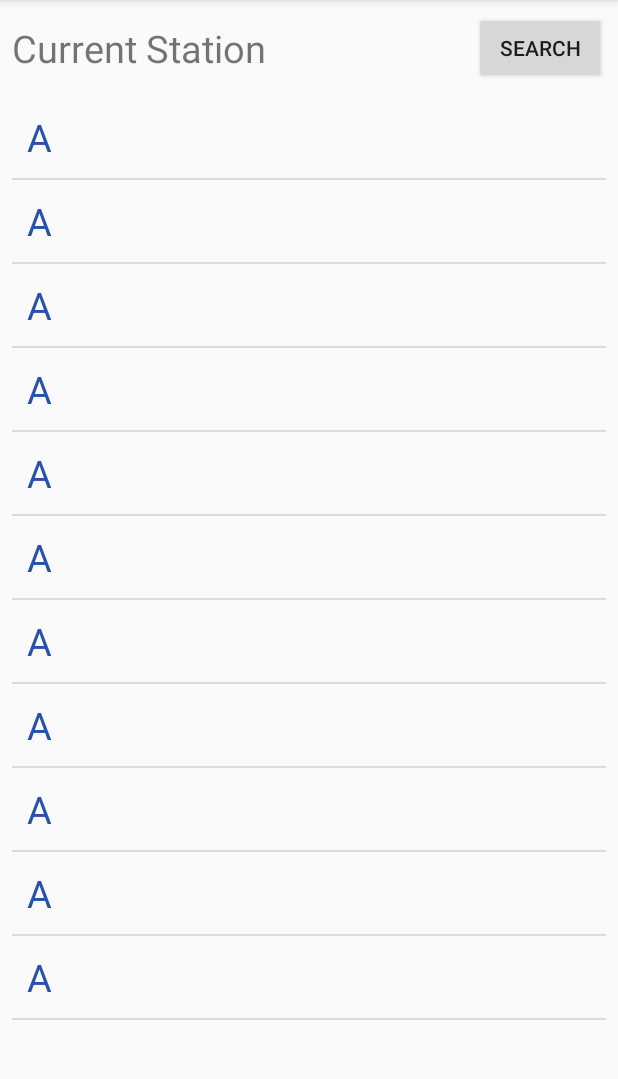
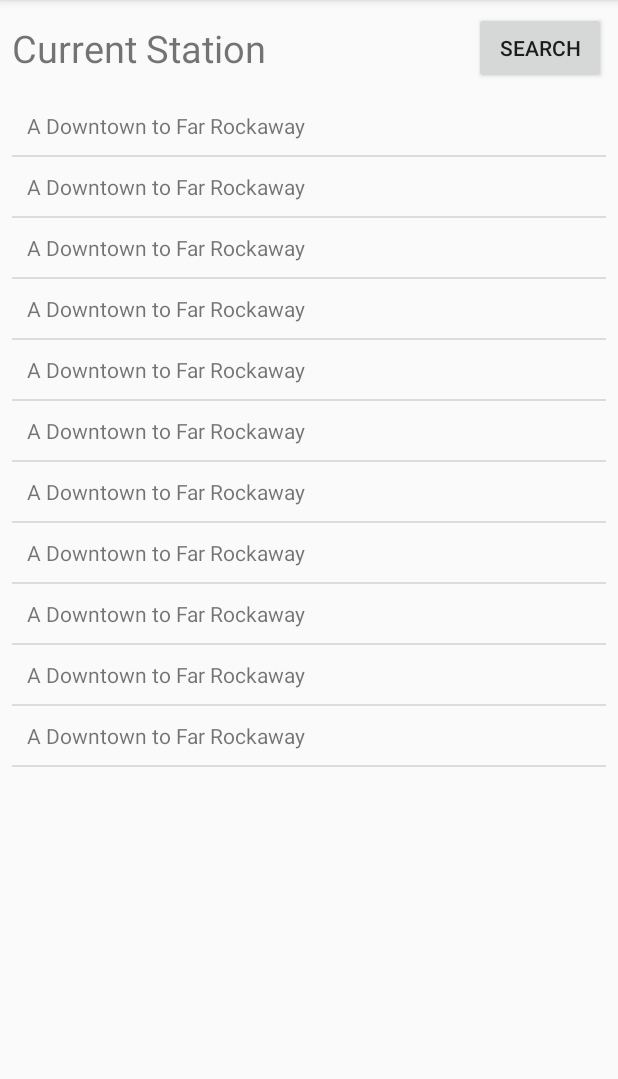
Before and after one commit to cm-jones/nyc-subway-tracker, an Android app: the screen it shows after launch (MainActivity), on a phone screen of 412 x 824 dp, the part 84-1163 px from its top. Run offline under Robolectric (Android 15) with nearby library versions, the phone set to English and light mode, and no system bars; our stand-ins replace Volley.

Commit message:
Add string resources

```diff
--- a/app/src/main/java/com/cmjones/subwaytracker/MainActivity.java
+++ b/app/src/main/java/com/cmjones/subwaytracker/MainActivity.java
@@ -76,17 +76,17 @@ public class MainActivity extends AppCompatActivity {
 
         // Data to populate the RecyclerView with
         List<String> arrivals = new LinkedList<>();
-        arrivals.add("A");
-        arrivals.add("A");
-        arrivals.add("A");
-        arrivals.add("A");
-        arrivals.add("A");
-        arrivals.add("A");
-        arrivals.add("A");
-        arrivals.add("A");
-        arrivals.add("A");
-        arrivals.add("A");
-        arrivals.add("A");
+        arrivals.add(getString(R.string.a_downtown));
+        arrivals.add(getString(R.string.a_downtown));
+        arrivals.add(getString(R.string.a_downtown));
+        arrivals.add(getString(R.string.a_downtown));
+        arrivals.add(getString(R.string.a_downtown));
+        arrivals.add(getString(R.string.a_downtown));
+        arrivals.add(getString(R.string.a_downtown));
+        arrivals.add(getString(R.string.a_downtown));
+        arrivals.add(getString(R.string.a_downtown));
+        arrivals.add(getString(R.string.a_downtown));
+        arrivals.add(getString(R.string.a_downtown));
 
         adapter = new MyAdapter(this, arrivals);
         recyclerView.setAdapter(adapter);
--- a/app/src/main/res/layout/recycler_view_row.xml
+++ b/app/src/main/res/layout/recycler_view_row.xml
@@ -10,8 +10,6 @@
         android:id="@+id/trainInfo"
         android:layout_width="wrap_content"
         android:layout_height="wrap_content"
-        android:typeface="sans"
-        android:textColor="#2850ad"
-        android:textSize="25sp"/>
+        android:typeface="sans" />
 
 </LinearLayout>
--- a/app/src/main/res/values/strings.xml
+++ b/app/src/main/res/values/strings.xml
@@ -1,3 +1,5 @@
 <resources>
     <string name="app_name">NYC Subway Tracker</string>
+    <string name="a_uptown"><font color='#2850ad'>A</font> Uptown to Inwood - 207 St</string>
+    <string name="a_downtown"><font color='#2850ad'>A</font> Downtown to Far Rockaway</string>
 </resources>
```
